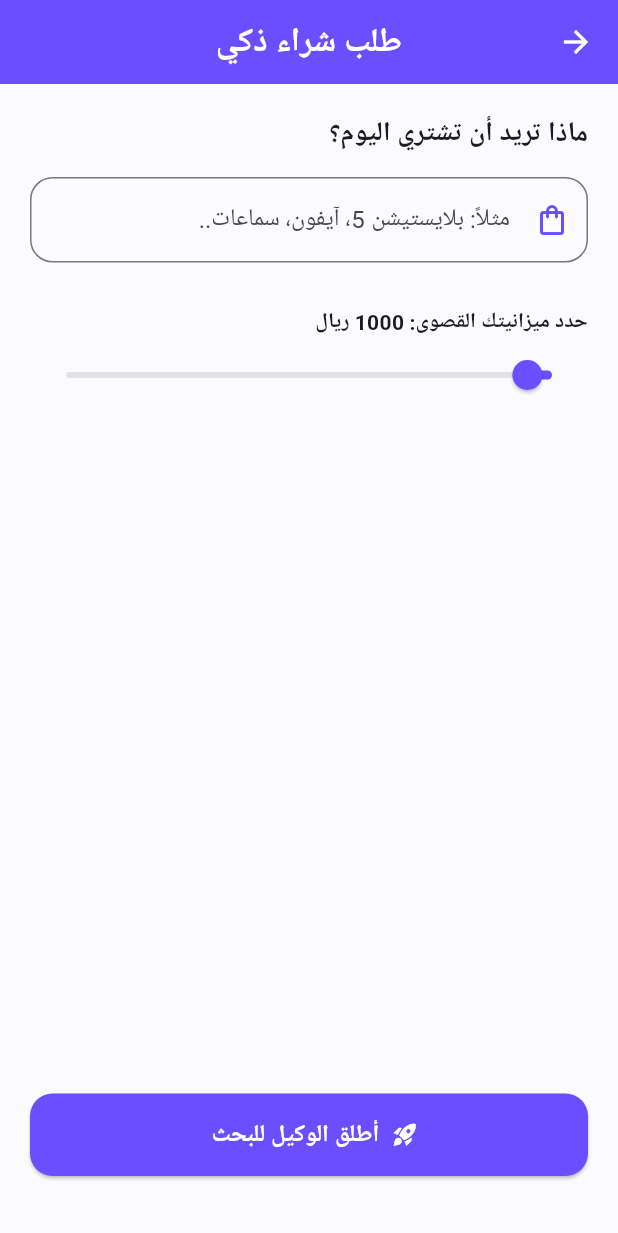
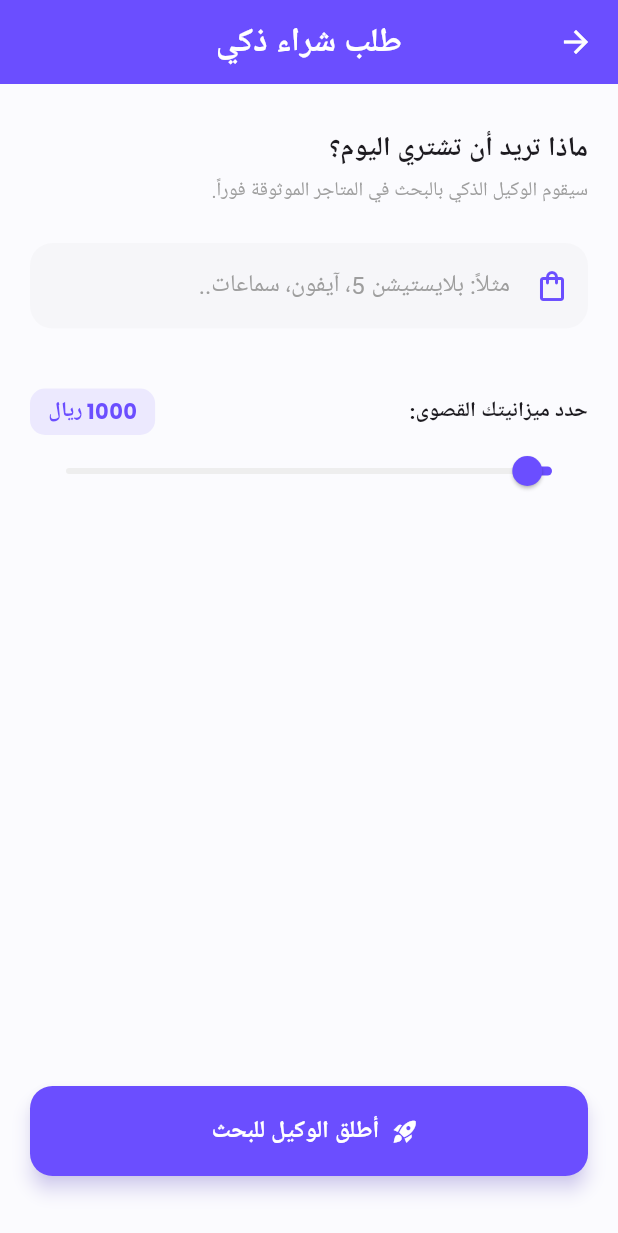
Before and after one commit to hosammsaad-oss/huminiai.com, a Flutter app: the NewPurchaseScreen screen opened directly, on a phone screen of 412 x 824 dp. Shown: the top 1233 px of the screen. Run offline on Flutter 3.47's test engine with Material 3 defaults, Android fonts, the phone set to English and light mode, and no system bars; our stand-ins replace audioplayers, cloud_firestore, confetti, dio, firebase_auth, firebase_core and 13 more; missing offline and left inert: flutter_notification_listener, webview_flutter_web; accounts and stored records are empty; network calls fail; Roboto replaces fonts that are missing (Tajawal).

```diff
--- a/lib/core/constants.dart
+++ b/lib/core/constants.dart
@@ -3,4 +3,5 @@ class AppConstants {
   static const String groqApiKey = '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';
   static const String groqBaseUrl = 'https://api.groq.com/openai/v1/chat/completions';
   static const String modelName = 'llama-3.3-70b-versatile';
+  static const String groqAccountsKey = "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";
 }
--- a/lib/screens/home_screen.dart
+++ b/lib/screens/home_screen.dart
@@ -6,7 +6,6 @@ import 'package:flutter_markdown/flutter_markdown.dart';
 import 'package:confetti/confetti.dart';
 import '../widgets/smart_banner.dart';
 import '../services/context_service.dart';
-
 import '../providers/chat_provider.dart';
 import '../providers/life_provider.dart';
 import '../providers/goals_provider.dart';
--- a/lib/screens/new_purchase_screen.dart
+++ b/lib/screens/new_purchase_screen.dart
@@ -1,5 +1,6 @@
 import 'package:flutter/material.dart';
 import 'package:google_fonts/google_fonts.dart';
+import 'dart:async'; // ضروري لعمل الـ Timer والـ Future
 import 'shopping_results_screen.dart';
 
 class NewPurchaseScreen extends StatefulWidget {
@@ -17,7 +18,10 @@ class _NewPurchaseScreenState extends State<NewPurchaseScreen> {
   void _startHunting() {
     if (_productController.text.isEmpty) {
       ScaffoldMessenger.of(context).showSnackBar(
-        const SnackBar(content: Text("من فضلك ادخل اسم المنتج أولاً")),
+        const SnackBar(
+          content: Text("من فضلك ادخل اسم المنتج أولاً", textAlign: TextAlign.center),
+          backgroundColor: Colors.orange,
+        ),
       );
       return;
     }
@@ -25,9 +29,11 @@ class _NewPurchaseScreenState extends State<NewPurchaseScreen> {
     setState(() => _isSearching = true);
 
     // محاكاة عملية البحث (مدة 3 ثواني)
+    // هنا يتصل التطبيق بمحركات البحث لجلب أفضل الأسعار
     Future.delayed(const Duration(seconds: 3), () {
       if (!mounted) return;
       setState(() => _isSearching = false);
+
       Navigator.push(
         context,
         MaterialPageRoute(
@@ -41,11 +47,19 @@ class _NewPurchaseScreenState extends State<NewPurchaseScreen> {
   }
 
   @override
+  void dispose() {
+    _productController.dispose(); // تنظيف الذاكرة عند إغلاق الصفحة
+    super.dispose();
+  }
+
+  @override
   Widget build(BuildContext context) {
     return Scaffold(
       appBar: AppBar(
-        title: Text("طلب شراء ذكي", style: GoogleFonts.tajawal(fontWeight: FontWeight.bold)),
+        title: Text("طلب شراء ذكي",
+          style: GoogleFonts.tajawal(fontWeight: FontWeight.bold, color: Colors.white)),
         centerTitle: true,
+        elevation: 0,
       ),
       body: Directionality(
         textDirection: TextDirection.rtl,
@@ -54,45 +68,98 @@ class _NewPurchaseScreenState extends State<NewPurchaseScreen> {
           child: Column(
             crossAxisAlignment: CrossAxisAlignment.start,
             children: [
+              const SizedBox(height: 10),
               Text("ماذا تريد أن تشتري اليوم؟",
                   style: GoogleFonts.tajawal(fontSize: 18, fontWeight: FontWeight.bold)),
-              const SizedBox(height: 15),
+              const SizedBox(height: 5),
+              Text("سيقوم الوكيل الذكي بالبحث في المتاجر الموثوقة فوراً.",
+                  style: GoogleFonts.tajawal(fontSize: 13, color: Colors.grey)),
+
+              const SizedBox(height: 25),
+
+              // حقل إدخال المنتج
               TextField(
                 controller: _productController,
+                style: GoogleFonts.tajawal(),
                 decoration: InputDecoration(
                   hintText: "مثلاً: بلايستيشن 5، آيفون، سماعات..",
-                  border: OutlineInputBorder(borderRadius: BorderRadius.circular(15)),
+                  hintStyle: GoogleFonts.tajawal(color: Colors.grey),
+                  filled: true,
+                  fillColor: Colors.grey.withOpacity(0.05),
+                  border: OutlineInputBorder(
+                    borderRadius: BorderRadius.circular(15),
+                    borderSide: BorderSide.none,
+                  ),
+                  focusedBorder: OutlineInputBorder(
+                    borderRadius: BorderRadius.circular(15),
+                    borderSide: const BorderSide(color: Color(0xFF6B4EFF), width: 1),
+                  ),
                   prefixIcon: const Icon(Icons.shopping_bag_outlined, color: Color(0xFF6B4EFF)),
                 ),
               ),
-              const SizedBox(height: 30),
-              Text("حدد ميزانيتك القصوى: ${_budget.toInt()} ريال",
-                  style: GoogleFonts.tajawal(fontWeight: FontWeight.bold)),
+
+              const SizedBox(height: 40),
+
+              // قسم الميزانية
+              Row(
+                mainAxisAlignment: MainAxisAlignment.spaceBetween,
+                children: [
+                  Text("حدد ميزانيتك القصوى:",
+                      style: GoogleFonts.tajawal(fontWeight: FontWeight.bold)),
+                  Container(
+                    padding: const EdgeInsets.symmetric(horizontal: 12, vertical: 5),
+                    decoration: BoxDecoration(
+                      color: const Color(0xFF6B4EFF).withOpacity(0.1),
+                      borderRadius: BorderRadius.circular(10),
+                    ),
+                    child: Text("${_budget.toInt()} ريال",
+                        style: GoogleFonts.poppins(
+                          fontWeight: FontWeight.bold,
+                          color: const Color(0xFF6B4EFF)
+                        )),
+                  ),
+                ],
+              ),
+
               Slider(
                 value: _budget,
                 min: 100,
                 max: 20000,
-                divisions: 200,
+                divisions: 199, // تعديل ليعطي قفزات بـ 100 ريال تقريباً
                 activeColor: const Color(0xFF6B4EFF),
+                inactiveColor: Colors.grey[200],
                 onChanged: (val) => setState(() => _budget = val),
               ),
+
               const Spacer(),
+
+              // زر إطلاق الوكيل
               SizedBox(
                 width: double.infinity,
-                height: 55,
+                height: 60,
                 child: ElevatedButton.icon(
                   onPressed: _isSearching ? null : _startHunting,
                   style: ElevatedButton.styleFrom(
                     backgroundColor: const Color(0xFF6B4EFF),
+                    disabledBackgroundColor: Colors.grey[400],
                     shape: RoundedRectangleBorder(borderRadius: BorderRadius.circular(15)),
+                    elevation: 5,
+                    shadowColor: const Color(0xFF6B4EFF).withOpacity(0.4),
                   ),
                   icon: _isSearching
-                    ? const SizedBox(width: 20, height: 20,
-                        child: CircularProgressIndicator(color: Colors.white, strokeWidth: 2))
+                    ? const SizedBox(
+                        width: 24,
+                        height: 24,
+                        child: CircularProgressIndicator(color: Colors.white, strokeWidth: 3)
+                      )
                     : const Icon(Icons.rocket_launch, color: Colors.white),
                   label: Text(
                     _isSearching ? "جاري تشغيل الوكيل وبحث المواقع..." : "أطلق الوكيل للبحث",
-                    style: GoogleFonts.tajawal(color: Colors.white, fontSize: 16, fontWeight: FontWeight.bold),
+                    style: GoogleFonts.tajawal(
+                      color: Colors.white,
+                      fontSize: 16,
+                      fontWeight: FontWeight.bold
+                    ),
                   ),
                 ),
               ),
--- a/lib/services/groq_service.dart
+++ b/lib/services/groq_service.dart
@@ -2,7 +2,7 @@ import 'dart:convert';
 import 'dart:typed_data';
 import 'package:dio/dio.dart';
 import 'package:humini_ai/core/constants.dart';
-
+import 'groq_service.dart';
 class GroqService {
   final Dio _dio = Dio(BaseOptions(
     connectTimeout: const Duration(seconds: 60),
@@ -48,7 +48,7 @@ class GroqService {
         "https://api.groq.com/openai/v1/chat/completions",
         options: Options(
           headers: {
-            "Authorization": "Bearer ${AppConstants.groqApiKey.trim()}",
+            "Authorization": "Bearer ${AppConstants.groqAccountsKey.trim()}",
             "Content-Type": "application/json",
           },
         ),
--- a/pubspec.yaml
+++ b/pubspec.yaml
@@ -26,6 +26,9 @@ dependencies:
   geolocator: ^13.0.1
   workmanager: ^0.5.2
   audioplayers: ^5.2.1
+  webview_flutter_web: ^0.2.3
+  telephony: ^0.2.0
+
 
   # --- تم تحديث هذا السطر لإصدار أحدث وأكثر استقراراً ---
   flutter_notification_listener: 1.3.4
```
Also changed, not shown: lib/main.dart (+24 -15 lines), lib/providers/chat_provider.dart (+13 -0 lines), lib/screens/accounts_agent_screen.dart (added, +319 -0 lines), lib/screens/profile_screen.dart (+76 -34 lines), dart-sdk/lib/_internal/js_dev_runtime/patch/async_patch.dart (added), pubspec.lock, 1 other file.
